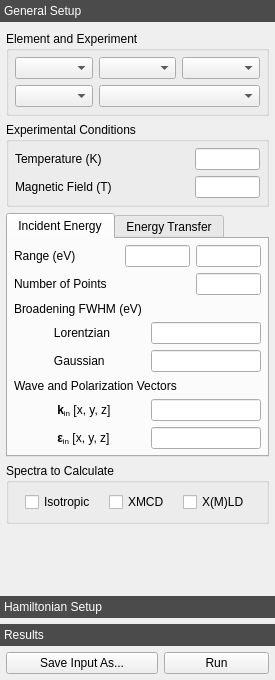
The window that crispy/resources/gui/uis/quanty/main.ui (mretegan/crispy) describes before a commit, drawn with Qt 5.
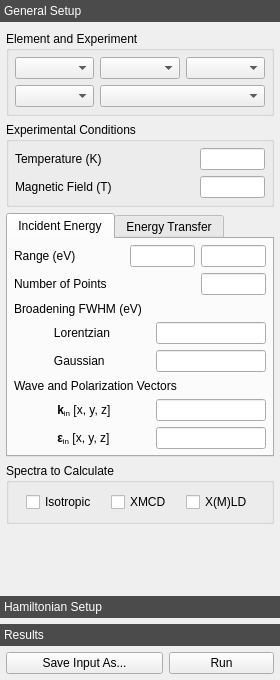
The same window after the commit. Icons and pictures are not drawn. Custom widgets are drawn as their Qt base class.

Commit message: Increase the horizontal size of the Quanty dock widget

```diff
--- a/crispy/resources/gui/uis/quanty/main.ui
+++ b/crispy/resources/gui/uis/quanty/main.ui
@@ -6,7 +6,7 @@
    <rect>
     <x>0</x>
     <y>0</y>
-    <width>275</width>
+    <width>280</width>
     <height>680</height>
    </rect>
   </property>
@@ -18,7 +18,7 @@
   </property>
   <property name="minimumSize">
    <size>
-    <width>275</width>
+    <width>280</width>
     <height>350</height>
    </size>
   </property>
@@ -76,7 +76,7 @@
         <rect>
          <x>0</x>
          <y>0</y>
-         <width>275</width>
+         <width>280</width>
          <height>534</height>
         </rect>
        </property>
```
